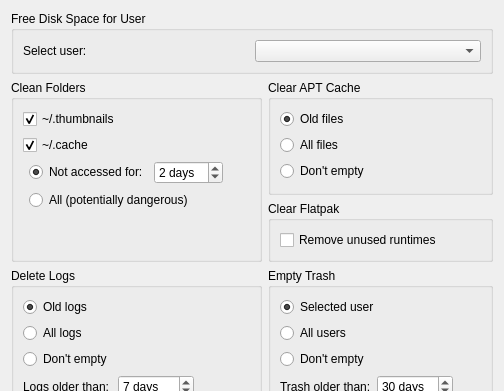
MX-Linux/mx-cleanup, file mainwindow.ui: the form before one commit; both pictures show x 0 to 504 and y 0 to 391 of the 504 by 699 pixel window.
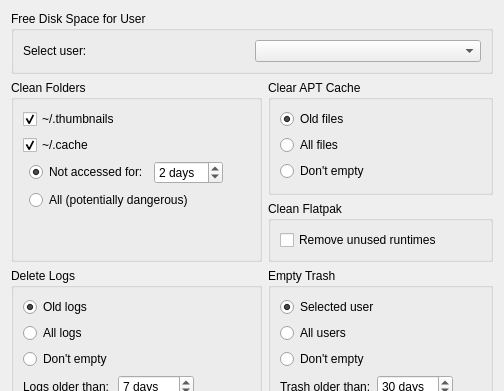
The form after the commit. Icons and pictures are not drawn.

What changed in the file:
```diff
--- a/mainwindow.ui
+++ b/mainwindow.ui
@@ -693,7 +693,7 @@
       </sizepolicy>
      </property>
      <property name="title">
-      <string>Clear Flatpak</string>
+      <string>Clean Flatpak</string>
      </property>
      <layout class="QVBoxLayout" name="verticalLayout">
       <item>
```
